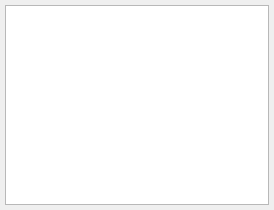
HearthSim/LotusTracker, file src/ui/tablogs.ui: the form before one commit.
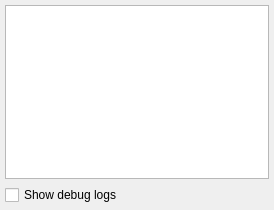
The form after the commit.

Commit message: Preferences - Log debug filter

What changed in the file:
```diff
--- a/src/ui/tablogs.ui
+++ b/src/ui/tablogs.ui
@@ -45,6 +45,13 @@
      </property>
     </widget>
    </item>
+   <item>
+    <widget class="QCheckBox" name="cbDebug">
+     <property name="text">
+      <string>Show debug logs</string>
+     </property>
+    </widget>
+   </item>
   </layout>
  </widget>
  <resources/>
```
The commit also changes 8 other files.
